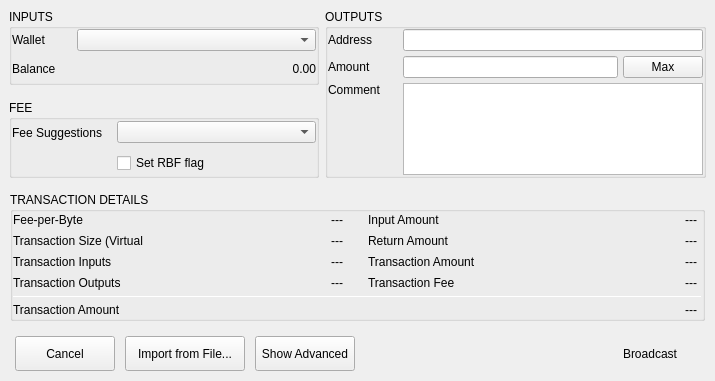
This is BlockSettleUILib/CreateTransactionDialogSimple.ui in BlockSettle/terminal as Qt 5 draws it before an edit. The edited form follows.
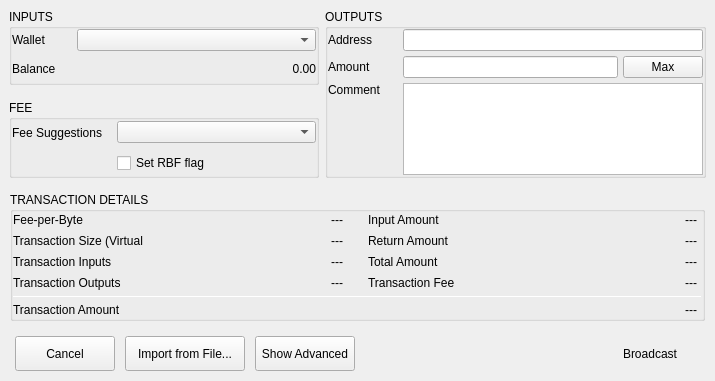
This is the edited form.

```diff
--- a/BlockSettleUILib/CreateTransactionDialogSimple.ui
+++ b/BlockSettleUILib/CreateTransactionDialogSimple.ui
@@ -1443,7 +1443,7 @@
                         </size>
                        </property>
                        <property name="text">
-                        <string>Transaction Amount</string>
+                        <string>Total Amount</string>
                        </property>
                        <property name="alignment">
                         <set>Qt::AlignLeading|Qt::AlignLeft|Qt::AlignVCenter</set>
```
